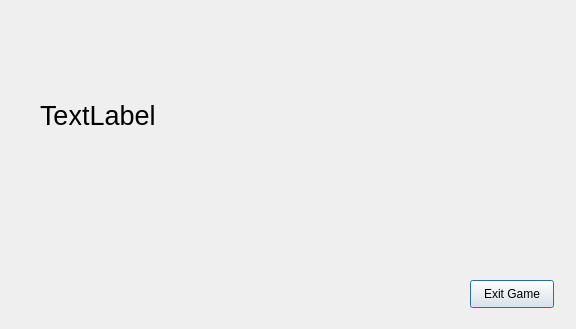
Above: Game/enddialog.ui from apsaarinen/Ohj3 before the change. Below: the same form after it.
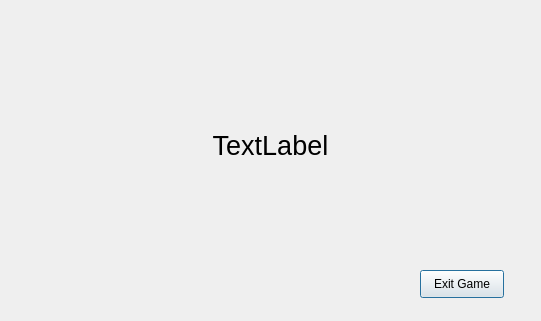
That is the form after the change.

Commit message: Modified end screen, exiting methods in endialog.cpp and main.cpp, removed setButtonTooltips from mapwindow.hh/cpp.

Patch:
```diff
--- a/Game/enddialog.ui
+++ b/Game/enddialog.ui
@@ -6,8 +6,8 @@
    <rect>
     <x>0</x>
     <y>0</y>
-    <width>576</width>
-    <height>329</height>
+    <width>541</width>
+    <height>321</height>
    </rect>
   </property>
   <property name="windowTitle">
@@ -16,8 +16,8 @@
   <widget class="QPushButton" name="button_exit">
    <property name="geometry">
     <rect>
-     <x>470</x>
-     <y>280</y>
+     <x>420</x>
+     <y>270</y>
      <width>84</width>
      <height>28</height>
     </rect>
@@ -31,8 +31,8 @@
     <rect>
      <x>40</x>
      <y>70</y>
-     <width>501</width>
-     <height>91</height>
+     <width>461</width>
+     <height>151</height>
     </rect>
    </property>
    <property name="font">
@@ -49,6 +49,12 @@
    <property name="scaledContents">
     <bool>false</bool>
    </property>
+   <property name="alignment">
+    <set>Qt::AlignCenter</set>
+   </property>
+   <property name="wordWrap">
+    <bool>true</bool>
+   </property>
   </widget>
  </widget>
  <resources/>
```
The commit also changes 4 other files.
